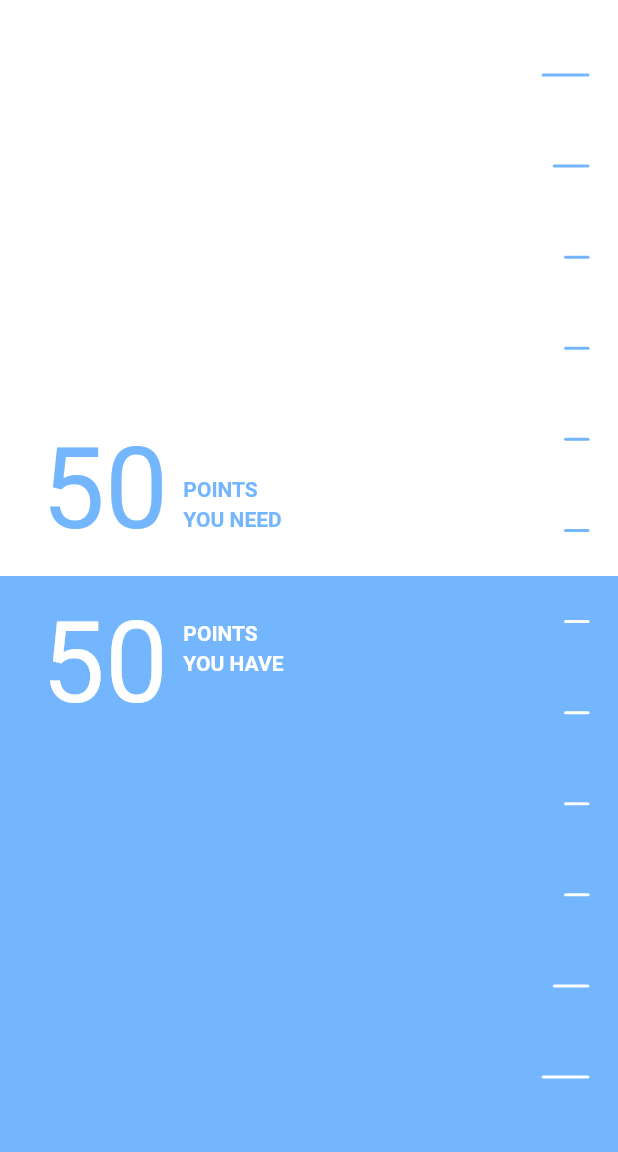
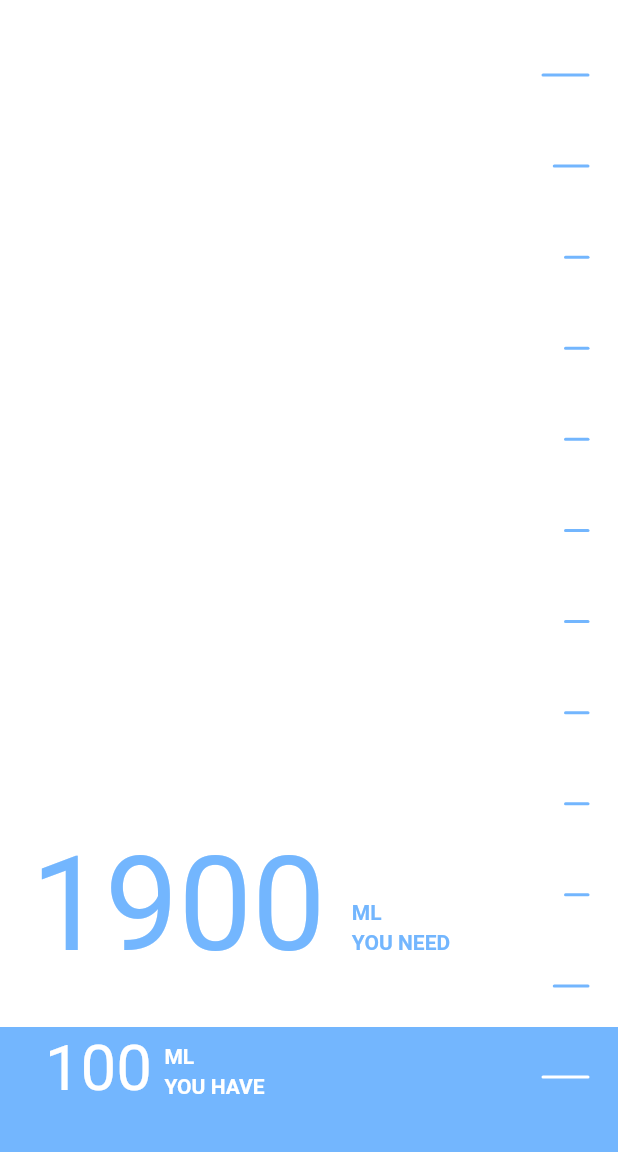
Before and after one commit to Worien/drink_water, a Flutter app: the screen it shows after launch, on a phone screen of 412 x 824 dp, the part 84-1236 px from its top. Run offline on Flutter 3.47's test engine with Material 2 defaults, Android fonts, the phone set to English and light mode, and no system bars; missing offline and left inert: date_utils.

```diff
--- a/lib/slider/SliderPoints.dart
+++ b/lib/slider/SliderPoints.dart
@@ -67,8 +67,8 @@ class Points extends StatelessWidget {
   @override
   Widget build(BuildContext context) {
     final percent = points / 100;
-    final pointsTextSize = 50 + (50 * percent);
-
+    final pointsTextSize = 40 + (50 * percent);
+    final valueOfWater = (2000 * percent).round();
     return Row(
       crossAxisAlignment:
       isAboveTheSlider ? CrossAxisAlignment.end : CrossAxisAlignment.start,
@@ -76,7 +76,7 @@ class Points extends StatelessWidget {
         FractionalTranslation(
           translation: Offset(-0.05 * percent, isAboveTheSlider ? 0.18 : -0.18),
           child: Text(
-            '$points',
+            '$valueOfWater',
             style: TextStyle(fontSize: pointsTextSize, color: color),
           ),
         ),
@@ -91,7 +91,7 @@ class Points extends StatelessWidget {
                   bottom: 4.0,
                 ),
                 child: Text(
-                  'POINTS',
+                  'ML',
                   style: TextStyle(fontWeight: FontWeight.bold, color: color),
                 ),
               ),
--- a/lib/slider/SpringySlider.dart
+++ b/lib/slider/SpringySlider.dart
@@ -27,7 +27,7 @@ class _SpringySliderState extends State<SpringySlider>
   @override
   void initState() {
     super.initState();
-    sliderController = SpringySliderController(sliderPercent: 0.5, vsync: this)
+    sliderController = SpringySliderController(sliderPercent: 0.05, vsync: this)
       ..addListener(() {
         setState(() {});
       });
--- a/lib/slider/SpringySliderController.dart
+++ b/lib/slider/SpringySliderController.dart
@@ -49,7 +49,12 @@ class SpringySliderController extends ChangeNotifier {
     if (_springTicker != null) {
       _springTicker.dispose();
     }
+
     super.dispose();
+  }
+
+  void saveWaterPercentForCurrentDay(){
+
   }
 
   SpringySliderState get state => _state;
```
Also changed, not shown: lib/main.dart (+5 -3 lines).
